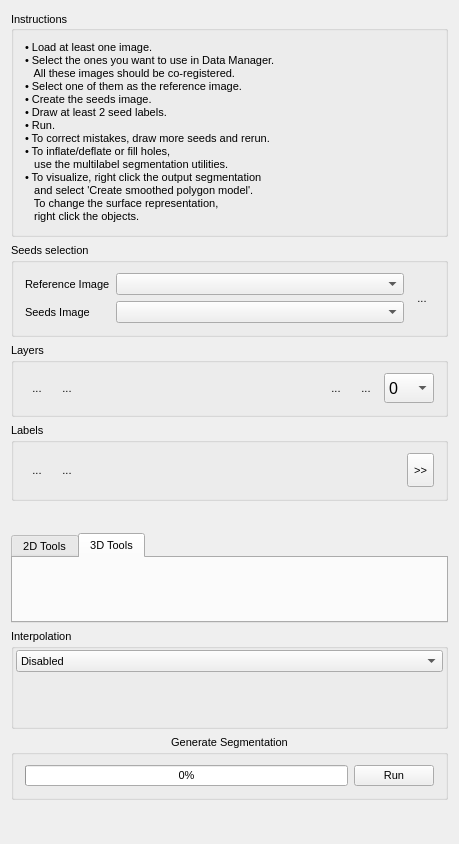
First picture: the form in Plugins/org.mitk.gui.qt.captkinteractivesegmentation/src/internal/QmitkMultiLabelSegmentationControls.ui, repository CBICA/CaPTk2.0, before the edit.
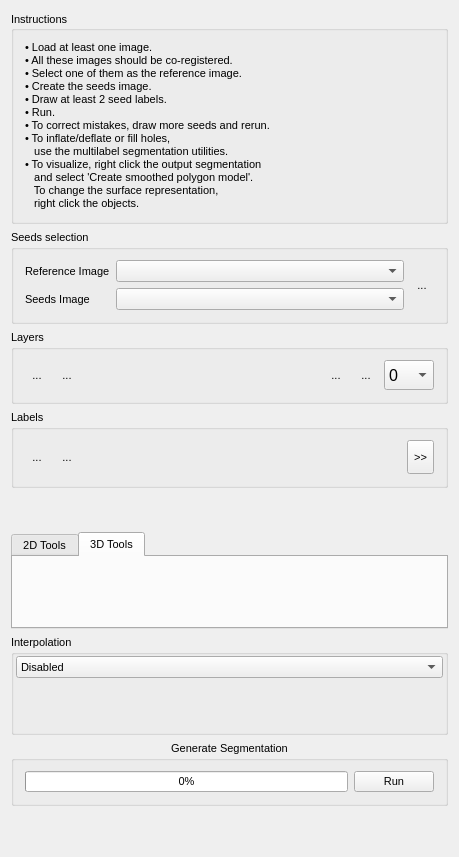
Second picture: the form after the edit. Icons and pictures are not drawn. Custom widgets are drawn as their Qt base class.

What changed in the file:
```diff
--- a/Plugins/org.mitk.gui.qt.captkinteractivesegmentation/src/internal/QmitkMultiLabelSegmentationControls.ui
+++ b/Plugins/org.mitk.gui.qt.captkinteractivesegmentation/src/internal/QmitkMultiLabelSegmentationControls.ui
@@ -7,7 +7,7 @@
     <x>0</x>
     <y>0</y>
     <width>459</width>
-    <height>844</height>
+    <height>857</height>
    </rect>
   </property>
   <property name="sizePolicy">
@@ -65,8 +65,7 @@
         </property>
         <property name="text">
          <string>• Load at least one image.
-• Select the ones you want to use in Data Manager.
-   All these images should be co-registered.
+• All these images should be co-registered.
 • Select one of them as the reference image.
 • Create the seeds image.
 • Draw at least 2 seed labels.
```
